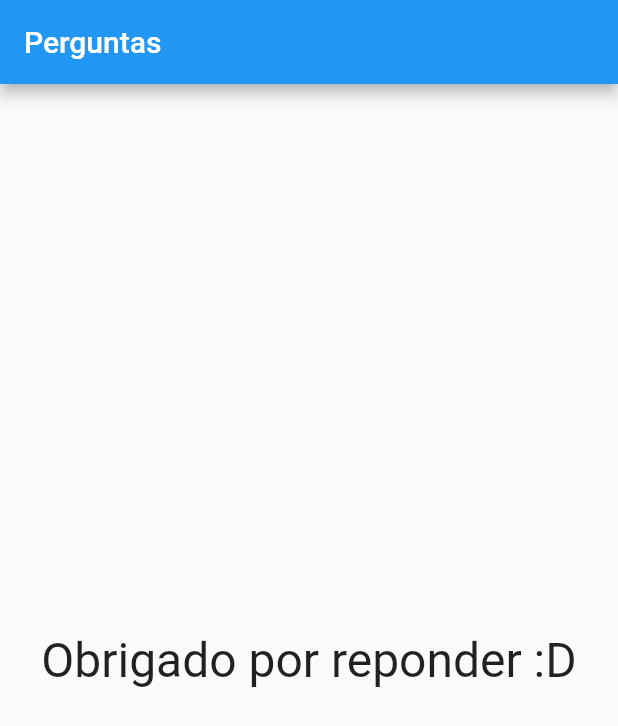
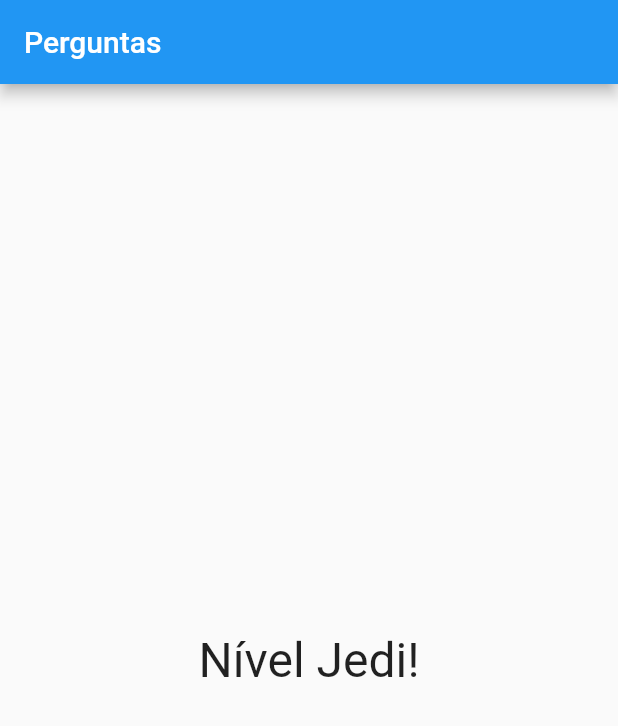
Before and after one commit to CimyJr/flutter, a Flutter app: the screen it shows after launch, after a tap on "Preto", after a tap on "Cobra", after a tap on "Pedro", on a phone screen of 412 x 824 dp. Shown: the top 726 px of the screen. Run offline on Flutter 3.47's test engine with Material 2 defaults, Android fonts, the phone set to English and light mode, and no system bars.

Commit message:
7th commit

```diff
--- a/lib/main.dart
+++ b/lib/main.dart
@@ -6,6 +6,7 @@ main() => runApp(PerguntaAPP());
 
 class _PerguntaAppState extends State<PerguntaAPP> {
   int _perguntaSelecionada = 0;
+  int _pontuacaoTotal = 0;
   final List<Map<String, Object>> _perguntas = const [
     {
       'texto': "Qual sua cor favorita?",
@@ -28,19 +29,20 @@ class _PerguntaAppState extends State<PerguntaAPP> {
     {
       'texto': "Qual seu instrutor preferido",
       'resposta': [
-        {'texto':'Maria', 'nota': 5},
-        {'texto':'João', 'nota': 1},
-        {'texto':'Pedro', 'nota': 10},
-        {'texto':'Leo', 'nota': 3},
+        {'texto': 'Maria', 'nota': 5},
+        {'texto': 'João', 'nota': 1},
+        {'texto': 'Pedro', 'nota': 10},
+        {'texto': 'Leo', 'nota': 3},
       ]
     },
   ];
 
-  void _responder() {
+  void _responder(int pontuacao) {
     setState(() {
       _perguntaSelecionada++;
+      _pontuacaoTotal += pontuacao;
     });
-    // print('Pergunta respondida :D');
+     print(_pontuacaoTotal);
   }
 
   bool get temPerguntaSelecionada {
@@ -64,7 +66,7 @@ class _PerguntaAppState extends State<PerguntaAPP> {
                   perguntas: _perguntas,
                   perguntaSelecionada: _perguntaSelecionada,
                   responder: _responder)
-              : Resultado()),
+              : Resultado(pontuacao: _pontuacaoTotal)),
     );
   }
 }
--- a/lib/questionario.dart
+++ b/lib/questionario.dart
@@ -10,13 +10,8 @@ class Questionario extends StatelessWidget {
       required this.responder});
   final List<Map<String, Object>> perguntas;
   final int perguntaSelecionada;
-  final void Function() responder;
+  final void Function(int) responder;
 
-  /*Questionario({super.key,
-    required this.perguntas,
-    required this.perguntaSelecionada,
-    required this.responder,
-    })*/
 
   bool get temPerguntaSelecionada {
     return perguntaSelecionada < perguntas.length;
@@ -32,7 +27,7 @@ class Questionario extends StatelessWidget {
       children: [
         Questao(perguntas[perguntaSelecionada]['texto'] as String),
         ...respostas
-        .map((resp) => Resposta(resp['texto'] as String, responder)).toList(),
+        .map((resp) => Resposta(resp['texto'] as String, (() => responder(int.parse(resp['nota'].toString()))))),
       ],
     );
   }
--- a/lib/resultado.dart
+++ b/lib/resultado.dart
@@ -1,10 +1,27 @@
 import 'package:flutter/material.dart';
 
 class Resultado extends StatelessWidget {
-  const Resultado({super.key});
+  const Resultado({super.key, required this.pontuacao});
+  final pontuacao;
+
+  String get fraseResultado {
+    if (pontuacao < 8) {
+      return 'Parabéns';
+    } else if (pontuacao < 12) {
+      return 'Você é bom!';
+    } else if (pontuacao < 16) {
+      return 'Impressionante';
+    } else {
+      return 'Nível Jedi!';
+    }
+  }
 
   @override
   Widget build(BuildContext context) {
-    return const Center(child: Text("Obrigado por reponder :D",style: TextStyle(fontSize: 32),));
+    return Center(
+        child: Text(
+      fraseResultado,
+      style: TextStyle(fontSize: 32),
+    ));
   }
 }
```
